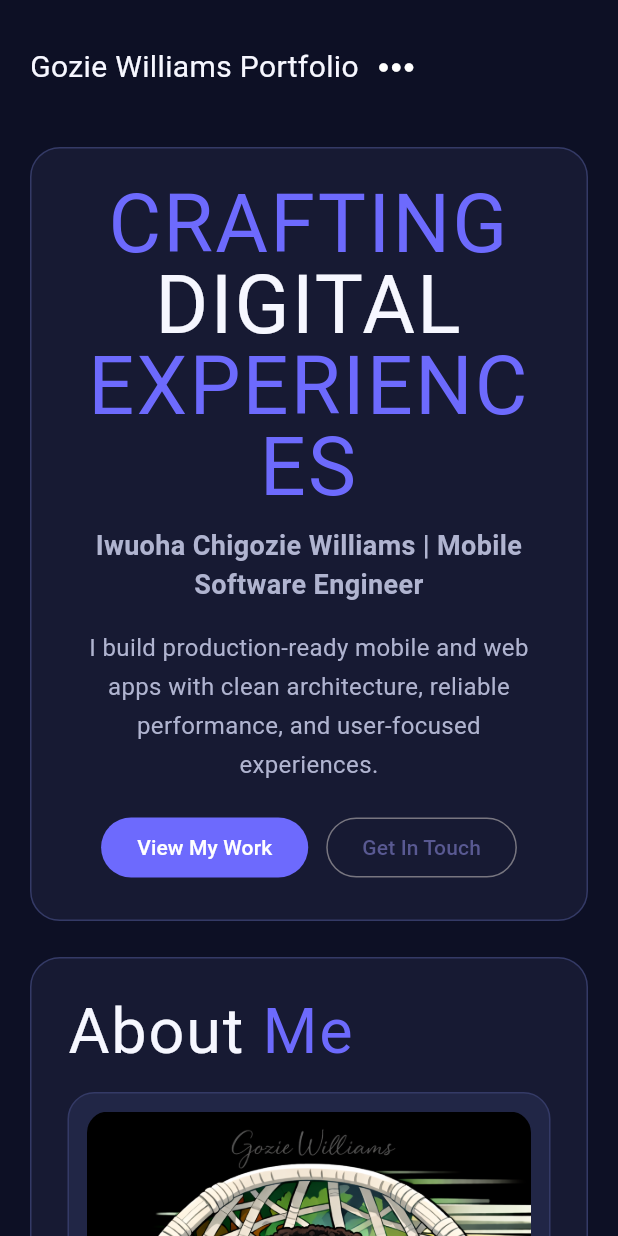
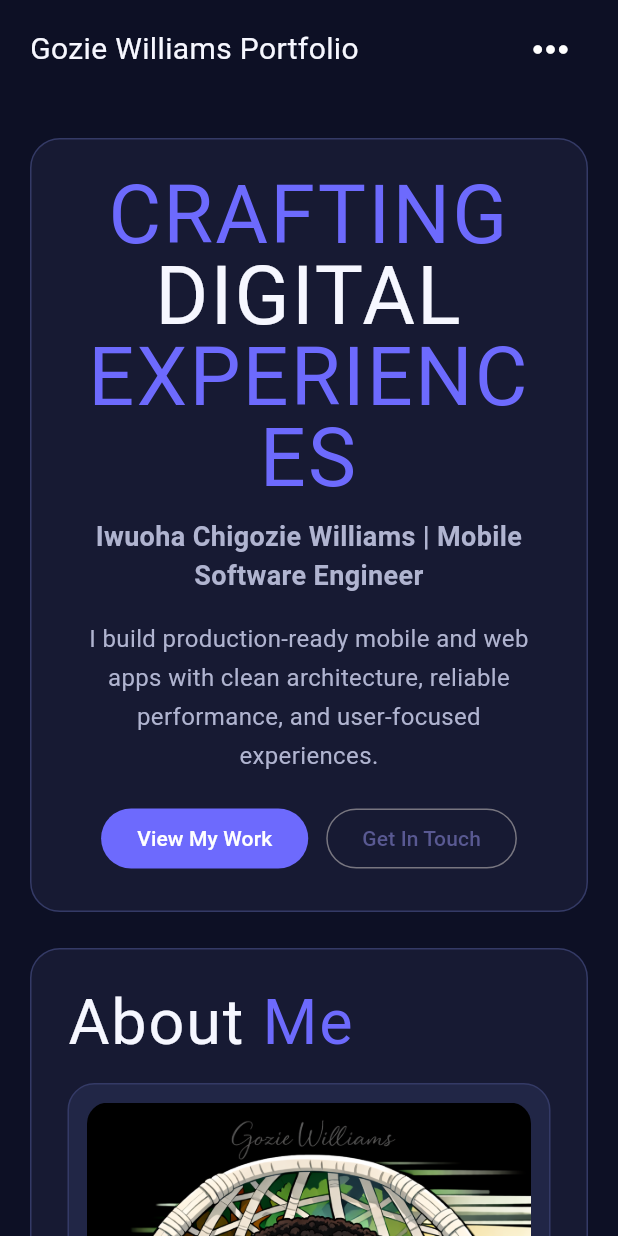
Before and after one commit to Chigozie743/gozi_portfolio, a Flutter app: the screen it shows after launch, on a phone screen of 412 x 824 dp. Run offline on Flutter 3.47's test engine with Material 3 defaults, Android fonts, the phone set to English and light mode, and no system bars; our stand-ins replace flutter_riverpod, google_fonts, open_filex.

Commit message:
Cardify Image

```diff
--- a/lib/constants/widgets/project_card.dart
+++ b/lib/constants/widgets/project_card.dart
@@ -26,6 +26,18 @@ class ProjectCard extends StatelessWidget {
       child: Column(
         crossAxisAlignment: CrossAxisAlignment.start,
         children: [
+            if (project.imageAsset != null) ...[
+              ClipRRect(
+                borderRadius: BorderRadius.circular(12),
+                child: Image.asset(
+                  project.imageAsset!,
+                  height: 240,
+                  width: double.infinity,
+                  fit: BoxFit.cover,
+                ),
+              ),
+              const SizedBox(height: 16),
+            ],
           Text(
             project.name,
             style: const TextStyle(
--- a/lib/data/sources/local/portfolio_source.dart
+++ b/lib/data/sources/local/portfolio_source.dart
@@ -25,6 +25,7 @@ class PortfolioSource {
         androidUrl:
             'https://play.google.com/store/apps/details?id=co.savertech.cardify',
         iosUrl: 'https://apps.apple.com/us/app/cardify-africa/id6449608887',
+        imageAsset: 'assets/images/cardify_africa.png',
       ),
       ProjectModel(
         name: 'MyLibri Books',
--- a/lib/screens/portfolio/portfolio_screen.dart
+++ b/lib/screens/portfolio/portfolio_screen.dart
@@ -68,21 +68,23 @@ class _PortfolioScreenState extends ConsumerState<PortfolioScreen> {
     final notifier = ref.read(portfolioStateNotifierProvider.notifier);
     final width = MediaQuery.of(context).size.width;
     final isDesktop = width >= 1024;
-
-    return Scaffold(
-      key: _scaffoldKey,
-      backgroundColor: AppColors.background,
-      endDrawer: _MobileMenuDrawer(
-        onHomeTap: () => _navigateFromDrawer(_heroKey),
-        onAboutTap: () => _navigateFromDrawer(_aboutKey),
-        onProjectsTap: () => _navigateFromDrawer(_projectsKey),
-        onContactTap: () => _navigateFromDrawer(_contactKey),
-      ),
-      body: SafeArea(
-        child: SingleChildScrollView(
-          padding: EdgeInsets.symmetric(
-            horizontal: isDesktop ? 64 : 20,
-            vertical: 20,
+    final isCompact = width < 700;
+    final hasProjectImages = state.filteredProjects.any(
+      (project) => project.imageAsset != null,
+    );
+    final topNav = TopNav(
+      onHeroTap: () => _scrollTo(_heroKey),
+      onAboutTap: () => _scrollTo(_aboutKey),
+      onProjectsTap: () => _scrollTo(_projectsKey),
+      onContactTap: () => _scrollTo(_contactKey),
+      onMenuTap: () => _scaffoldKey.currentState?.openEndDrawer(),
+    );
+    final scrollBody = SingleChildScrollView(
+      padding: EdgeInsets.only(
+        left: isDesktop ? 64 : 20,
+        right: isDesktop ? 64 : 20,
+        top: isCompact ? 92 : 20,
+        bottom: 20,
       ),
       child: Center(
         child: ConstrainedBox(
@@ -90,18 +92,9 @@ class _PortfolioScreenState extends ConsumerState<PortfolioScreen> {
           child: Column(
             crossAxisAlignment: CrossAxisAlignment.start,
             children: [
-                  AnimatedReveal(
-                    show: _show,
-                    delayMs: 0,
-                    child: TopNav(
-                      onHeroTap: () => _scrollTo(_heroKey),
-                      onAboutTap: () => _scrollTo(_aboutKey),
-                      onProjectsTap: () => _scrollTo(_projectsKey),
-                      onContactTap: () => _scrollTo(_contactKey),
-                      onMenuTap: () => _scaffoldKey.currentState?.openEndDrawer(),
-                    ),
-                  ),
-                  const SizedBox(height: 28),
+              if (!isCompact)
+                AnimatedReveal(show: _show, delayMs: 0, child: topNav),
+              if (!isCompact) const SizedBox(height: 28),
               AnimatedReveal(
                 show: _show,
                 delayMs: 80,
@@ -330,13 +323,14 @@ class _PortfolioScreenState extends ConsumerState<PortfolioScreen> {
                             crossAxisCount: isDesktop ? 2 : 1,
                             crossAxisSpacing: 14,
                             mainAxisSpacing: 14,
-                                mainAxisExtent: 270,
+                            mainAxisExtent: hasProjectImages
+                                ? (isDesktop ? 500 : 520)
+                                : 270,
                           ),
                           itemBuilder: (context, index) {
                             final project = state.filteredProjects[index];
                             return TweenAnimationBuilder<double>(
-                                  duration:
-                                      Duration(milliseconds: 220 + (index * 40)),
+                              duration: Duration(milliseconds: 220 + (index * 40)),
                               tween: Tween(begin: 0.94, end: 1),
                               builder: (context, value, child) {
                                 return Transform.scale(
@@ -454,7 +448,38 @@ class _PortfolioScreenState extends ConsumerState<PortfolioScreen> {
           ),
         ),
       ),
+    );
+
+    return Scaffold(
+      key: _scaffoldKey,
+      backgroundColor: AppColors.background,
+      endDrawer: _MobileMenuDrawer(
+        onHomeTap: () => _navigateFromDrawer(_heroKey),
+        onAboutTap: () => _navigateFromDrawer(_aboutKey),
+        onProjectsTap: () => _navigateFromDrawer(_projectsKey),
+        onContactTap: () => _navigateFromDrawer(_contactKey),
       ),
+      body: SafeArea(
+        child: isCompact
+            ? Stack(
+                children: [
+                  scrollBody,
+                  Positioned(
+                    top: 0,
+                    left: 0,
+                    right: 0,
+                    child: Container(
+                      padding: const EdgeInsets.symmetric(
+                        horizontal: 20,
+                        vertical: 8,
+                      ),
+                      color: AppColors.background.withValues(alpha: 0.9),
+                      child: topNav,
+                    ),
+                  ),
+                ],
+              )
+            : scrollBody,
       ),
     );
   }
--- a/lib/screens/portfolio/widgets/top_nav.dart
+++ b/lib/screens/portfolio/widgets/top_nav.dart
@@ -24,6 +24,34 @@ class TopNav extends StatelessWidget {
     final width = MediaQuery.of(context).size.width;
     final isCompact = width < 700;
 
+    if (isCompact) {
+      return Row(
+        children: [
+          Expanded(
+            child: Text(
+              AppTexts.appName,
+              maxLines: 1,
+              overflow: TextOverflow.ellipsis,
+              style: GoogleFonts.blackOpsOne(
+                color: AppColors.textPrimary,
+                fontSize: 20,
+              ),
+            ),
+          ),
+          const SizedBox(width: 14),
+          IconButton(
+            onPressed: onMenuTap,
+            splashRadius: 22,
+            icon: const Icon(
+              Icons.more_horiz_rounded,
+              color: Colors.white,
+              size: 34,
+            ),
+          ),
+        ],
+      );
+    }
+
     return Wrap(
       alignment: WrapAlignment.spaceBetween,
       runSpacing: 10,
@@ -33,20 +61,9 @@ class TopNav extends StatelessWidget {
           AppTexts.appName,
           style: GoogleFonts.blackOpsOne(
             color: AppColors.textPrimary,
-            fontSize: isCompact ? 20 : 26,
+            fontSize: 26,
           ),
         ),
-        if (isCompact)
-          IconButton(
-            onPressed: onMenuTap,
-            splashRadius: 22,
-            icon: const Icon(
-              Icons.more_horiz_rounded,
-              color: Colors.white,
-              size: 34,
-            ),
-          )
-        else
         Wrap(
           spacing: 8,
           children: [
```
Also changed, not shown: assets/images/cardify_africa.png (added), assets/images/cardify_africa_showcase.png (added). Lines whose indentation alone changed are shown as unchanged.
